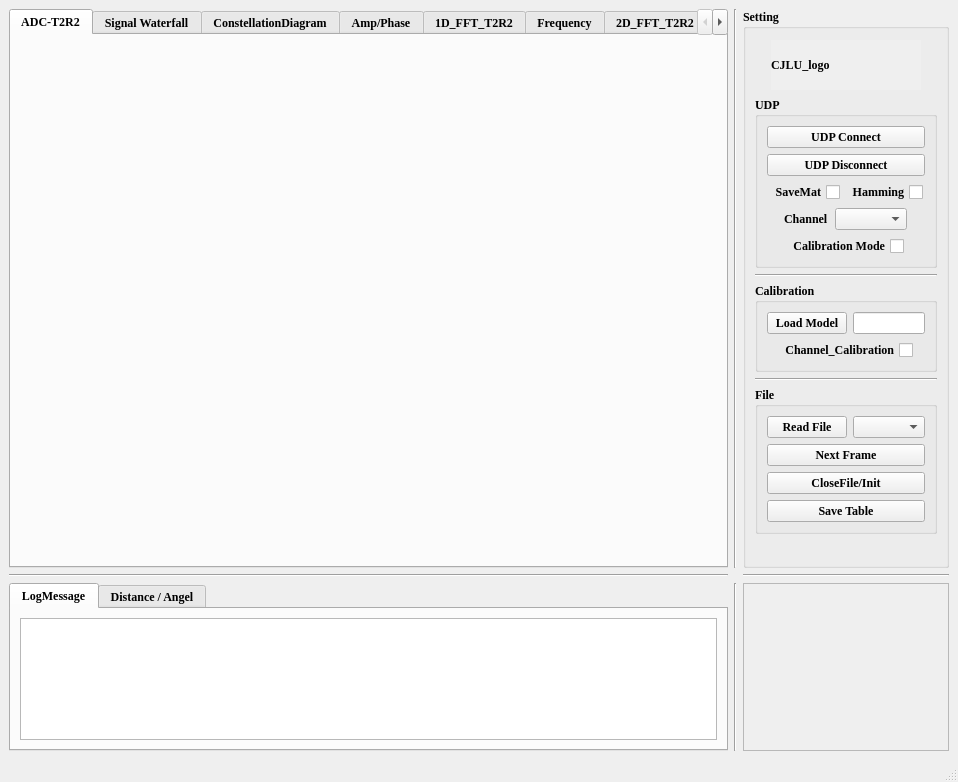
Above: Radar_UDP.ui from CruzeOliver/FMCW-Radar-GUI before the change. Below: the same form after it.
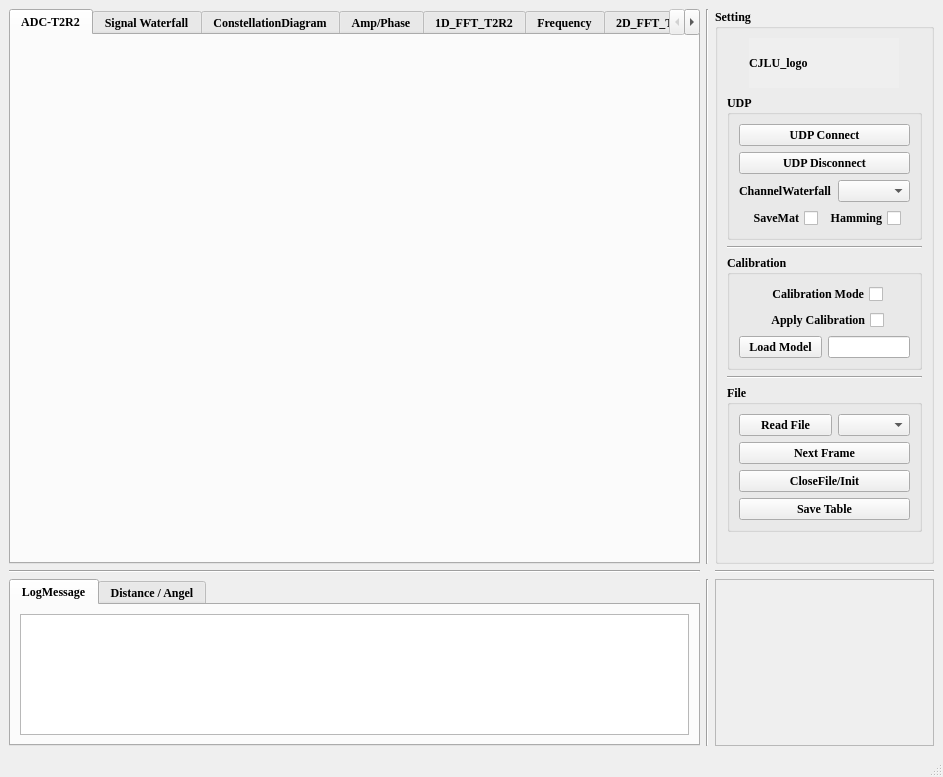
That is the form after the change.

Commit message: adjust UI layout

The edit to the form file:
```diff
--- a/Radar_UDP.ui
+++ b/Radar_UDP.ui
@@ -6,8 +6,8 @@
    <rect>
     <x>0</x>
     <y>0</y>
-    <width>958</width>
-    <height>782</height>
+    <width>943</width>
+    <height>777</height>
    </rect>
   </property>
   <property name="windowTitle">
@@ -224,6 +224,62 @@
             </property>
            </widget>
           </item>
+          <item>
+           <layout class="QHBoxLayout" name="horizontalLayout_14">
+            <item>
+             <spacer name="horizontalSpacer_3">
+              <property name="orientation">
+               <enum>Qt::Horizontal</enum>
+              </property>
+              <property name="sizeHint" stdset="0">
+               <size>
+                <width>40</width>
+                <height>20</height>
+               </size>
+              </property>
+             </spacer>
+            </item>
+            <item>
+             <widget class="QLabel" name="label">
+              <property name="sizePolicy">
+               <sizepolicy hsizetype="Expanding" vsizetype="Preferred">
+                <horstretch>0</horstretch>
+                <verstretch>0</verstretch>
+               </sizepolicy>
+              </property>
+              <property name="layoutDirection">
+               <enum>Qt::RightToLeft</enum>
+              </property>
+              <property name="text">
+               <string>ChannelWaterfall</string>
+              </property>
+             </widget>
+            </item>
+            <item>
+             <widget class="QComboBox" name="comboBox_waterfallchannel">
+              <property name="sizePolicy">
+               <sizepolicy hsizetype="Preferred" vsizetype="Fixed">
+                <horstretch>0</horstretch>
+                <verstretch>0</verstretch>
+               </sizepolicy>
+              </property>
+             </widget>
+            </item>
+            <item>
+             <spacer name="horizontalSpacer_4">
+              <property name="orientation">
+               <enum>Qt::Horizontal</enum>
+              </property>
+              <property name="sizeHint" stdset="0">
+               <size>
+                <width>40</width>
+                <height>20</height>
+               </size>
+              </property>
+             </spacer>
+            </item>
+           </layout>
+          </item>
           <item>
            <layout class="QHBoxLayout" name="horizontalLayout_5">
             <item>
@@ -286,59 +342,22 @@
             </item>
            </layout>
           </item>
-          <item>
-           <layout class="QHBoxLayout" name="horizontalLayout_14">
-            <item>
-             <spacer name="horizontalSpacer_3">
-              <property name="orientation">
-               <enum>Qt::Horizontal</enum>
-              </property>
-              <property name="sizeHint" stdset="0">
-               <size>
-                <width>40</width>
-                <height>20</height>
-               </size>
-              </property>
-             </spacer>
-            </item>
-            <item>
-             <widget class="QLabel" name="label">
-              <property name="sizePolicy">
-               <sizepolicy hsizetype="Expanding" vsizetype="Preferred">
-                <horstretch>5</horstretch>
-                <verstretch>0</verstretch>
-               </sizepolicy>
-              </property>
-              <property name="text">
-               <string>Channel</string>
-              </property>
-             </widget>
-            </item>
-            <item>
-             <widget class="QComboBox" name="comboBox_waterfallchannel">
-              <property name="sizePolicy">
-               <sizepolicy hsizetype="Expanding" vsizetype="Fixed">
-                <horstretch>5</horstretch>
-                <verstretch>0</verstretch>
-               </sizepolicy>
-              </property>
-             </widget>
-            </item>
-            <item>
-             <spacer name="horizontalSpacer_4">
-              <property name="orientation">
-               <enum>Qt::Horizontal</enum>
-              </property>
-              <property name="sizeHint" stdset="0">
-               <size>
-                <width>40</width>
-                <height>20</height>
-               </size>
-              </property>
-             </spacer>
-            </item>
-           </layout>
-          </item>
+         </layout>
+        </widget>
+       </item>
+       <item>
+        <widget class="Line" name="line_8">
+         <property name="orientation">
+          <enum>Qt::Horizontal</enum>
+         </property>
+        </widget>
+       </item>
+       <item>
+        <widget class="QGroupBox" name="groupBox_calibration">
+         <property name="title">
+          <string>Calibration</string>
+         </property>
+         <layout class="QVBoxLayout" name="verticalLayout_5">
           <item>
            <layout class="QHBoxLayout" name="horizontalLayout_10">
             <item>
@@ -385,49 +404,6 @@
             </item>
            </layout>
           </item>
-         </layout>
-        </widget>
-       </item>
-       <item>
-        <widget class="Line" name="line_8">
-         <property name="orientation">
-          <enum>Qt::Horizontal</enum>
-         </property>
-        </widget>
-       </item>
-       <item>
-        <widget class="QGroupBox" name="groupBox_calibration">
-         <property name="title">
-          <string>Calibration</string>
-         </property>
-         <layout class="QVBoxLayout" name="verticalLayout_5">
-          <item>
-           <layout class="QHBoxLayout" name="horizontalLayout_11">
-            <item>
-             <widget class="QPushButton" name="pushButton_LoadMode">
-              <property name="sizePolicy">
-               <sizepolicy hsizetype="Preferred" vsizetype="Fixed">
-                <horstretch>5</horstretch>
-                <verstretch>0</verstretch>
-               </sizepolicy>
-              </property>
-              <property name="text">
-               <string>Load Model</string>
-              </property>
-             </widget>
-            </item>
-            <item>
-             <widget class="QLineEdit" name="lineEdit_ModeName">
-              <property name="sizePolicy">
-               <sizepolicy hsizetype="Expanding" vsizetype="Fixed">
-                <horstretch>5</horstretch>
-                <verstretch>0</verstretch>
-               </sizepolicy>
-              </property>
-             </widget>
-            </item>
-           </layout>
-          </item>
           <item>
            <layout class="QHBoxLayout" name="horizontalLayout_9">
             <item>
@@ -449,7 +425,7 @@
                <enum>Qt::RightToLeft</enum>
               </property>
               <property name="text">
-               <string>Channel_Calibration</string>
+               <string>Apply Calibration</string>
               </property>
              </widget>
             </item>
@@ -468,6 +444,33 @@
             </item>
            </layout>
           </item>
+          <item>
+           <layout class="QHBoxLayout" name="horizontalLayout_11">
+            <item>
+             <widget class="QPushButton" name="pushButton_LoadMode">
+              <property name="sizePolicy">
+               <sizepolicy hsizetype="Preferred" vsizetype="Fixed">
+                <horstretch>5</horstretch>
+                <verstretch>0</verstretch>
+               </sizepolicy>
+              </property>
+              <property name="text">
+               <string>Load Model</string>
+              </property>
+             </widget>
+            </item>
+            <item>
+             <widget class="QLineEdit" name="lineEdit_ModeName">
+              <property name="sizePolicy">
+               <sizepolicy hsizetype="Expanding" vsizetype="Fixed">
+                <horstretch>5</horstretch>
+                <verstretch>0</verstretch>
+               </sizepolicy>
+              </property>
+             </widget>
+            </item>
+           </layout>
+          </item>
          </layout>
         </widget>
        </item>
```
Left out of the diff: 2 changed lines with no effect on the pictures. The commit also changes 2 other files.
